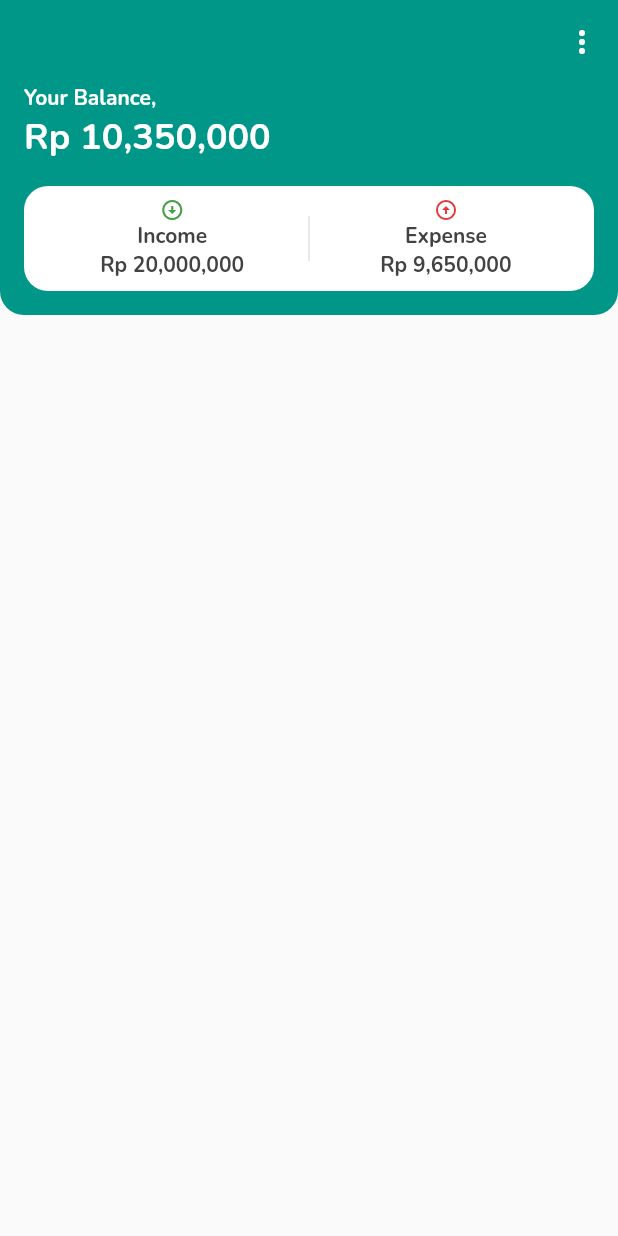
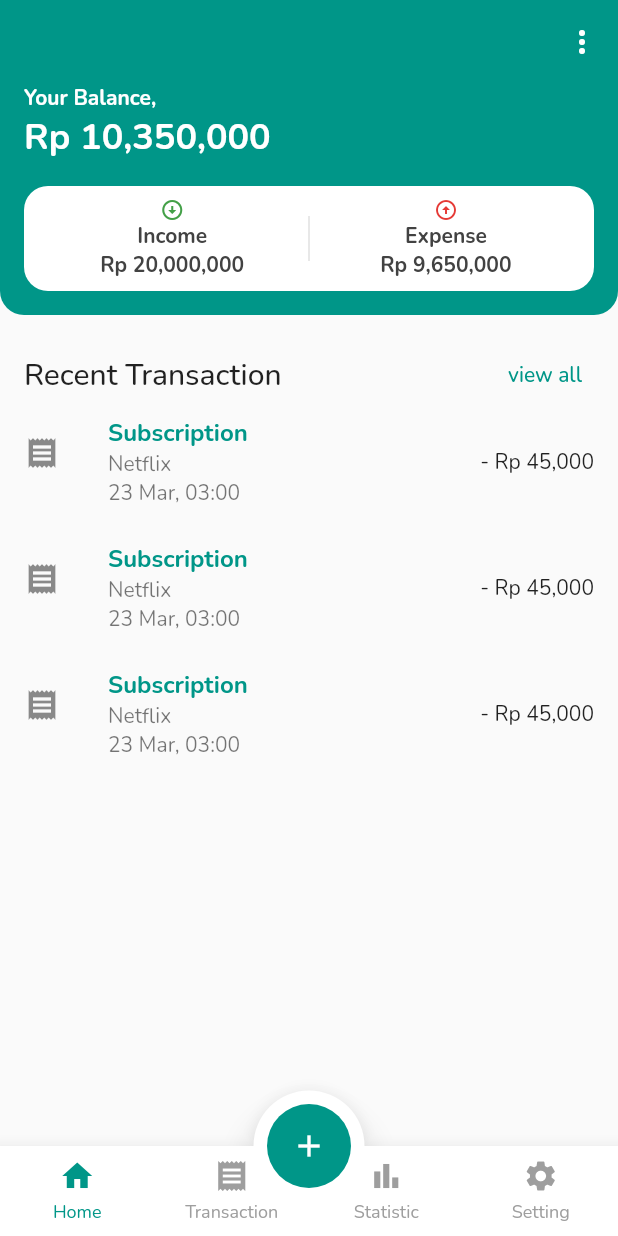
Before and after one commit to ardmgtm/bit_finance, a Flutter app: the screen it shows after launch, on a phone screen of 412 x 824 dp. Run offline on Flutter 3.47's test engine with Material 2 defaults, Android fonts, the phone set to English and light mode, and no system bars; our stand-ins replace get, google_fonts.

Commit message:
create home page ui

```diff
--- a/lib/constants/routes.dart
+++ b/lib/constants/routes.dart
@@ -1,6 +1,6 @@
 import 'package:get/get.dart';
 
-import '../presentation/home_page.dart';
+import '../presentation/page/home_page.dart';
 
 class BitFinanceRoutes {
   static const home = '/';
--- a/lib/main.dart
+++ b/lib/main.dart
@@ -17,8 +17,22 @@ class MyApp extends StatelessWidget {
       debugShowCheckedModeBanner: false,
       title: 'Expense Tracker',
       theme: lightTheme,
+      builder: (context, child) {
+        return ScrollConfiguration(
+          behavior: NoGlowScroll(),
+          child: child ?? Container(),
+        );
+      },
       initialRoute: BitFinanceRoutes.home,
       getPages: BitFinanceRoutes.pages(),
     );
   }
 }
+
+class NoGlowScroll extends ScrollBehavior {
+  @override
+  Widget buildOverscrollIndicator(
+      BuildContext context, Widget child, ScrollableDetails details) {
+    return child;
+  }
+}
--- a/lib/presentation/home_page.dart
+++ b/lib/presentation/page/home_page.dart
@@ -1,5 +1,7 @@
 import 'package:flutter/material.dart';
 import 'package:flutter/services.dart';
+
+import '../widget/widget.dart';
 
 class HomePage extends StatelessWidget {
   const HomePage({Key? key}) : super(key: key);
@@ -120,8 +122,56 @@ class HomePage extends StatelessWidget {
               ),
             ),
           ),
+          const SizedBox(height: 16),
+          Padding(
+            padding: const EdgeInsets.symmetric(horizontal: 16.0),
+            child: Row(
+              mainAxisAlignment: MainAxisAlignment.spaceBetween,
+              children: [
+                Text(
+                  "Recent Transaction",
+                  style: Theme.of(context).textTheme.headline6,
+                ),
+                TextButton(
+                  onPressed: () {},
+                  child: const Text("view all"),
+                ),
+              ],
+            ),
+          ),
+          Expanded(
+            child: ListView.separated(
+              itemCount: 3,
+              separatorBuilder: (_, i) => const SizedBox(height: 16),
+              itemBuilder: (context, i) => ListTile(
+                leading: Icon(Icons.receipt),
+                title: Text(
+                  "Subscription",
+                  style: TextStyle(
+                    color: Theme.of(context).colorScheme.primary,
+                    fontWeight: FontWeight.bold,
+                  ),
+                ),
+                subtitle: Column(
+                  crossAxisAlignment: CrossAxisAlignment.start,
+                  children: const [
+                    Text("Netflix"),
+                    Text("23 Mar, 03:00"),
+                  ],
+                ),
+                trailing: const Text("- Rp 45,000"),
+              ),
+            ),
+          )
         ],
       ),
+      floatingActionButton: FloatingActionButton(
+        onPressed: () {},
+        elevation: 0,
+        child: const Icon(Icons.add),
+      ),
+      floatingActionButtonLocation: FloatingActionButtonLocation.centerDocked,
+      bottomNavigationBar: const CustomBottomNavBar(),
     );
   }
 }
--- /dev/null
+++ b/lib/presentation/widget/custom_bottom_nav_bar.dart
@@ -0,0 +1,177 @@
+import 'package:flutter/material.dart';
+
+import 'dart:math' as math;
+
+class CustomBottomNavBar extends StatefulWidget {
+  final Function(int)? onItemMenuSelected;
+
+  const CustomBottomNavBar({
+    Key? key,
+    this.onItemMenuSelected,
+  }) : super(key: key);
+
+  @override
+  State<CustomBottomNavBar> createState() => _CustomBottomNavBarState();
+}
+
+class _CustomBottomNavBarState extends State<CustomBottomNavBar> {
+  int _selectedIndex = 0;
+
+  @override
+  Widget build(BuildContext context) {
+    List<NavBarItem> items = const [
+      NavBarItem(Icon(Icons.home), 'Home'),
+      NavBarItem(Icon(Icons.receipt), 'Transaction'),
+      NavBarItem(Icon(Icons.bar_chart), 'Statistic'),
+      NavBarItem(Icon(Icons.settings), 'Setting'),
+    ];
+
+    List<Widget> _itemsWidget = items
+        .asMap()
+        .map(
+          (index, item) => MapEntry(
+            index,
+            NavBarItemWidget(
+              icon: item.icon,
+              label: item.label,
+              isActive: index == _selectedIndex,
+              onTap: () {
+                setState(() {
+                  _selectedIndex = index;
+                });
+              },
+            ),
+          ),
+        )
+        .values
+        .toList();
+
+    return BottomAppBar(
+      elevation: 10,
+      child: Row(
+        mainAxisSize: MainAxisSize.max,
+        mainAxisAlignment: MainAxisAlignment.spaceAround,
+        children: _itemsWidget,
+      ),
+      notchMargin: 8.0,
+      shape: MyShape(),
+    );
+  }
+}
+
+class NavBarItem {
+  final Widget icon;
+  final String label;
+
+  const NavBarItem(this.icon, this.label);
+}
+
+class NavBarItemWidget extends StatelessWidget {
+  final Function()? onTap;
+  final bool isActive;
+  final Widget icon;
+  final String label;
+
+  const NavBarItemWidget({
+    Key? key,
+    this.isActive = false,
+    required this.icon,
+    required this.label,
+    this.onTap,
+  }) : super(key: key);
+
+  @override
+  Widget build(BuildContext context) {
+    return Flexible(
+      flex: 1,
+      fit: FlexFit.tight,
+      child: GestureDetector(
+        onTap: onTap,
+        child: Container(
+          color: Colors.transparent,
+          child: Padding(
+            padding: const EdgeInsets.all(8.0),
+            child: Column(
+              mainAxisSize: MainAxisSize.min,
+              children: [
+                IconTheme(
+                  data: IconThemeData(
+                    color: isActive
+                        ? Theme.of(context).colorScheme.primary
+                        : Colors.grey,
+                  ),
+                  child: icon,
+                ),
+                const SizedBox(height: 4),
+                Text(
+                  label,
+                  style: TextStyle(
+                    color: isActive
+                        ? Theme.of(context).colorScheme.primary
+                        : Colors.grey,
+                    fontSize: 12,
+                  ),
+                ),
+              ],
+            ),
+          ),
+        ),
+      ),
+    );
+    ;
+  }
+}
+
+class MyShape extends CircularNotchedRectangle {
+  @override
+  Path getOuterPath(Rect host, Rect? guest) {
+    if (guest == null || !host.overlaps(guest)) {
+      return Path()..addRect(host);
+    }
+    final double notchRadius = guest.width / 2.0;
+
+    const double s1 = 8.0;
+    const double s2 = 1.0;
+
+    final double r = notchRadius;
+    final double a = -1.0 * r - s2;
+    final double b = host.top - guest.center.dy;
+
+    final double n2 = math.sqrt(b * b * r * r * (a * a + b * b - r * r));
+    final double p2xA = ((a * r * r) - n2) / (a * a + b * b);
+    final double p2xB = ((a * r * r) + n2) / (a * a + b * b);
+    final double p2yA = math.sqrt(r * r - p2xA * p2xA);
+    final double p2yB = math.sqrt(r * r - p2xB * p2xB);
+
+    final List<Offset> p = List.filled(6, const Offset(0, 0));
+
+    // p0, p1, and p2 are the control points for segment A.
+    p[0] = Offset(a - s1, b);
+    p[1] = Offset(a, b);
+    final double cmp = b < 0 ? -1.0 : 1.0;
+    p[2] = cmp * p2yA > cmp * p2yB ? Offset(p2xA, -p2yA) : Offset(p2xB, p2yB);
+
+    // p3, p4, and p5 are the control points for segment B, which is a mirror
+    // of segment A around the y axis.
+    p[3] = Offset(-1.0 * p[2].dx, p[2].dy);
+    p[4] = Offset(-1.0 * p[1].dx, p[1].dy);
+    p[5] = Offset(-1.0 * p[0].dx, p[0].dy);
+
+    // translate all points back to the absolute coordinate system.
+    for (int i = 0; i < p.length; i += 1) {
+      p[i] += guest.center;
+    }
+    return Path()
+      ..moveTo(host.left, host.top)
+      ..lineTo(p[1].dx, p[1].dy)
+      ..arcToPoint(
+        p[4],
+        radius: Radius.circular(notchRadius),
+        clockwise: true,
+      )
+      ..lineTo(host.right, host.top)
+      ..lineTo(host.right, host.bottom)
+      ..lineTo(host.left, host.bottom)
+      ..close();
+  }
+}
--- /dev/null
+++ b/lib/presentation/widget/widget.dart
@@ -0,0 +1 @@
+export 'custom_bottom_nav_bar.dart';
```
